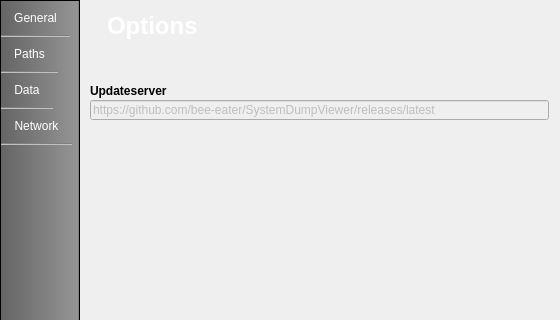
First picture: the form in 00_src/optionwindow.ui, repository bee-eater/SystemDumpViewer, before the edit; both pictures show x 0 to 560 and y 0 to 320 of the 560 by 550 pixel window.
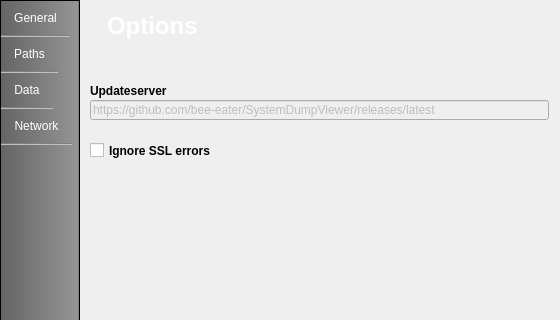
Second picture: the form after the edit. Icons and pictures are not drawn.

Commit message: Allow https. Added option to ignore ssl errors. (#40)

What changed in the file:
```diff
--- a/00_src/optionwindow.ui
+++ b/00_src/optionwindow.ui
@@ -739,6 +739,24 @@
          <string>https://github.com/bee-eater/SystemDumpViewer/releases/latest</string>
         </property>
        </widget>
+       <widget class="QCheckBox" name="check_option_ignoresslerrors">
+        <property name="geometry">
+         <rect>
+          <x>10</x>
+          <y>70</y>
+          <width>451</width>
+          <height>21</height>
+         </rect>
+        </property>
+        <property name="font">
+         <font>
+          <bold>true</bold>
+         </font>
+        </property>
+        <property name="text">
+         <string>Ignore SSL errors</string>
+        </property>
+       </widget>
       </widget>
      </widget>
      <widget class="QGraphicsView" name="graphic_option_bg">
```
The commit also changes 4 other files.
